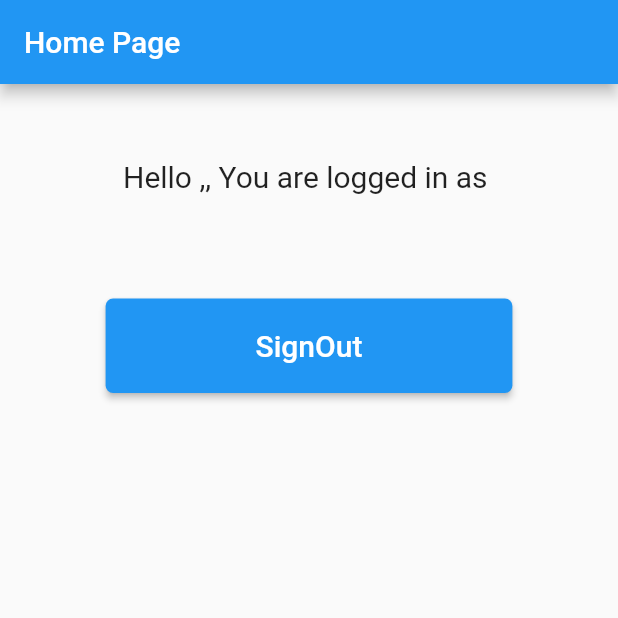
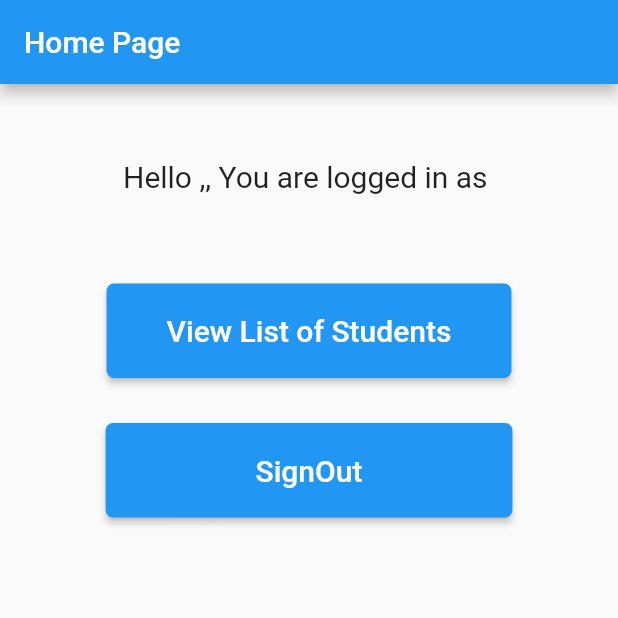
Before and after one commit to iam-srinivas/firebase_login, a Flutter app: the screen it shows once a user with an empty profile is signed in, on a phone screen of 412 x 824 dp, the top half of it. Run offline on Flutter 3.47's test engine with Material 2 defaults, Android fonts, the phone set to English and light mode, and no system bars; our stand-ins replace cloud_firestore, firebase_auth; accounts and stored records are empty.

Commit message:
Firestore for folks configured

```diff
--- /dev/null
+++ b/lib/folklist.dart
@@ -0,0 +1,43 @@
+import 'package:flutter/material.dart';
+
+import 'package:cloud_firestore/cloud_firestore.dart';
+
+class FolkList extends StatefulWidget {
+  @override
+  _FolkListState createState() => _FolkListState();
+}
+
+class _FolkListState extends State<FolkList> {
+  Firestore db = Firestore.instance;
+  @override
+  Widget build(BuildContext context) {
+    return MaterialApp(
+      debugShowCheckedModeBanner: false,
+      home: Scaffold(
+        appBar: AppBar(
+          title: Text('Folk List'),
+        ),
+        body: Container(
+          child: StreamBuilder(
+            stream: db.collection('folks').snapshots(),
+            builder: (context, snapshot) {
+              if (!snapshot.hasData) return CircularProgressIndicator();
+              return ListView.builder(
+                itemCount: snapshot.data.documents.length,
+                itemBuilder: (BuildContext context, index) {
+                  return ListTile(
+                    title: Text(snapshot.data.documents[index]['name']),
+                    trailing: Text(snapshot.data.documents[index]['isVerified']
+                        .toString()),
+                    subtitle: Text(snapshot.data.documents[index]['email']),
+                    onTap: () {},
+                  );
+                },
+              );
+            },
+          ),
+        ),
+      ),
+    );
+  }
+}
--- a/lib/homepage.dart
+++ b/lib/homepage.dart
@@ -1,6 +1,5 @@
 import 'package:flutter/material.dart';
 import 'package:firebase_auth/firebase_auth.dart';
-import 'package:cloud_firestore/cloud_firestore.dart';
 
 class HomePage extends StatefulWidget {
   @override
@@ -66,6 +65,21 @@ class _HomePageState extends State<HomePage> {
                       ),
                     ),
                     Container(
+                        padding: EdgeInsets.all(10),
+                        child: RaisedButton(
+                          onPressed: () {
+                            Navigator.pushNamed(context, "/FolkList");
+                          },
+                          shape: RoundedRectangleBorder(
+                              borderRadius: BorderRadius.circular(5)),
+                          child: Text(
+                            'View List of Students',
+                            style: TextStyle(fontSize: 20, color: Colors.white),
+                          ),
+                          color: Colors.blue,
+                          padding: EdgeInsets.fromLTRB(40, 20, 40, 20),
+                        )),
+                    Container(
                       padding: EdgeInsets.all(20),
                       child: RaisedButton(
                         padding: EdgeInsets.fromLTRB(100, 20, 100, 20),
--- a/lib/main.dart
+++ b/lib/main.dart
@@ -1,7 +1,8 @@
 import 'package:flutter/material.dart';
-import 'homepage.dart';
-import 'loginpage.dart';
-import 'signuppage.dart';
+import 'package:folk/folklist.dart';
+import 'package:folk/homepage.dart';
+import 'package:folk/loginpage.dart';
+import 'package:folk/signuppage.dart';
 
 void main() => runApp(MyApp());
 
@@ -15,6 +16,7 @@ class MyApp extends StatelessWidget {
       routes: <String, WidgetBuilder>{
         "/LoginPage": (BuildContext context) => LoginPage(),
         "/SignupPage": (BuildContext context) => SignupPage(),
+        "/FolkList": (BuildContext context) => FolkList(),
       },
     );
   }
```
